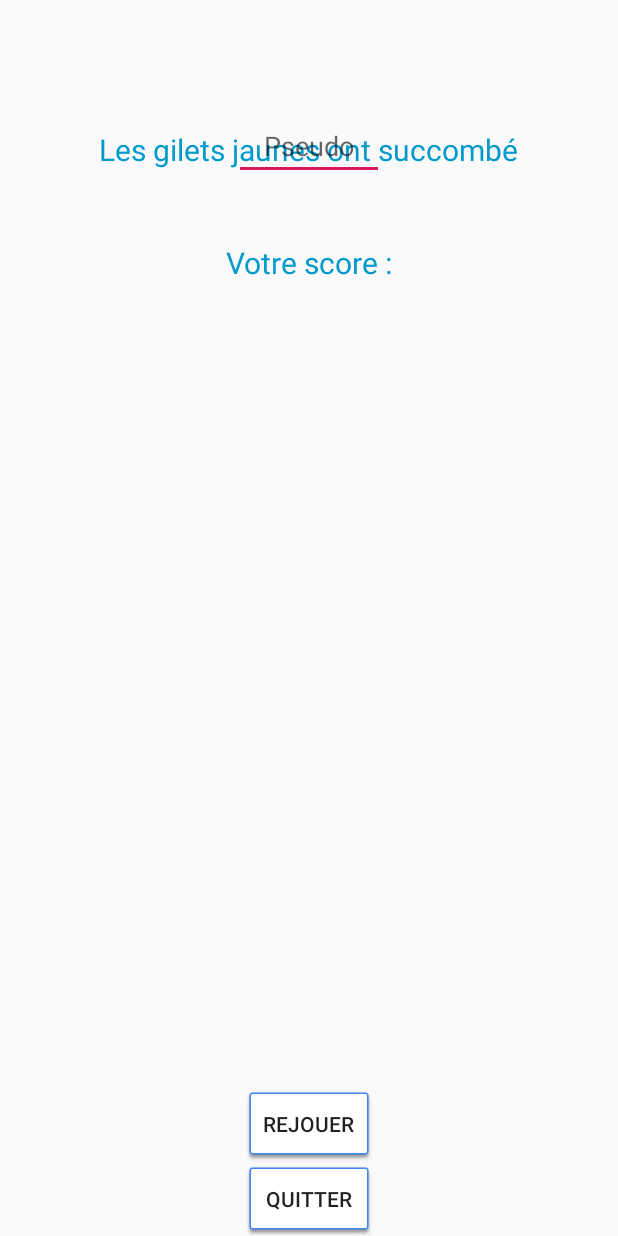
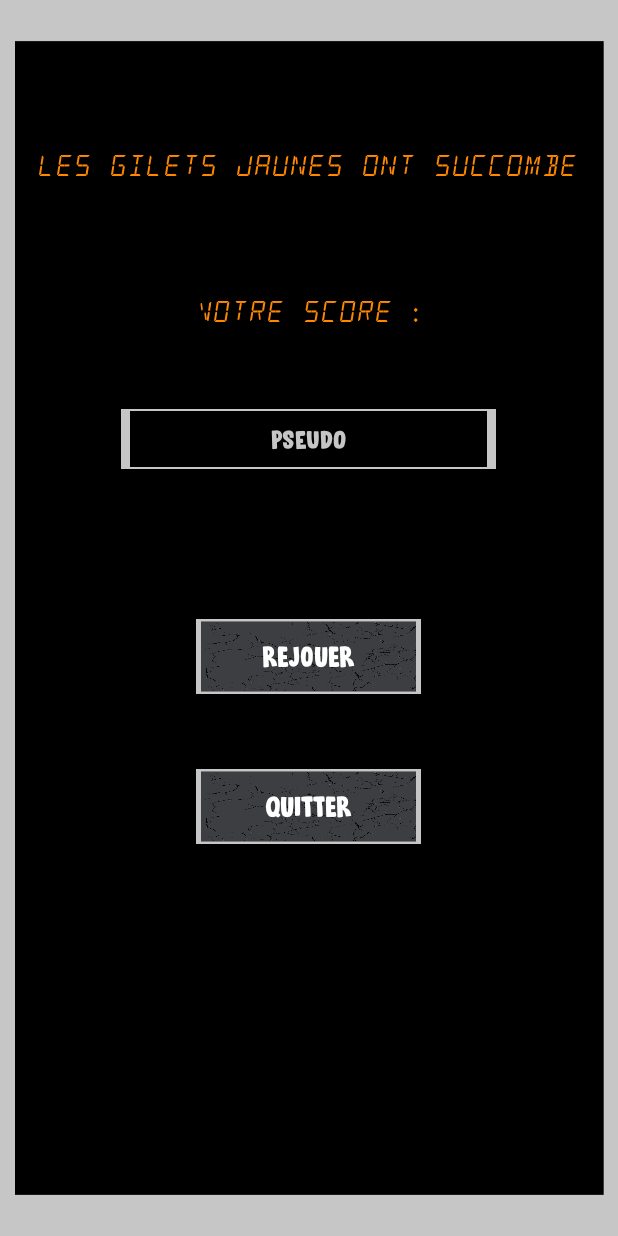
Before and after one commit to tanguybro/snakegj, an Android app: the layout popup_fin_partie.xml on its own in the app's theme, with its tools: preview values and no code run, on a phone screen of 412 x 824 dp. Run offline under Robolectric (Android 15) with nearby library versions, the phone set to English and light mode, and no system bars.

Commit message:
design popup

```diff
--- a/SnakeGJ/app/src/main/res/layout/popup_fin_partie.xml
+++ b/SnakeGJ/app/src/main/res/layout/popup_fin_partie.xml
@@ -1,63 +1,74 @@
 <?xml version="1.0" encoding="utf-8"?>
-<FrameLayout xmlns:android="http://schemas.android.com/apk/res/android"
+<RelativeLayout xmlns:android="http://schemas.android.com/apk/res/android"
     xmlns:tools="http://schemas.android.com/tools"
     android:layout_width="match_parent"
     android:layout_height="match_parent"
-    android:orientation="horizontal"
+    android:background="@drawable/tableau"
     tools:context=".popup.PopupFinPartie">
 
-    <FrameLayout
-        android:layout_width="match_parent"
-        android:layout_height="200dp">
-
         <TextView
+            android:id="@+id/descFinPart"
             android:layout_width="wrap_content"
-            android:layout_height="50dp"
+            android:layout_height="wrap_content"
+            android:layout_marginTop="100dp"
             android:text="@string/les_gilets_jaunes_ont_succomb"
             android:textSize="20sp"
-            android:gravity="center"
-            android:layout_gravity="center"
-            android:textColor="@android:color/holo_blue_dark" />
+            android:layout_centerHorizontal="true"
+            android:fontFamily="@font/alarm_clock"
+            android:textColor="@android:color/holo_orange_dark" />
 
         <TextView
             android:id="@+id/scoreFinal"
             android:layout_width="150dp"
             android:layout_height="50dp"
+            android:layout_centerHorizontal="true"
             android:text="@string/votre_score"
             android:textSize="20sp"
-            android:textColor="@android:color/holo_blue_dark"
-            android:layout_gravity="center"
-            android:gravity="center"
+            android:layout_below="@id/descFinPart"
+            android:fontFamily="@font/alarm_clock"
+            android:textColor="@android:color/holo_orange_dark"
             android:layout_marginTop="75dp"/>
 
         <EditText
             android:id="@+id/chpPseudo"
-            android:layout_width="100dp"
+            android:layout_width="250dp"
             android:layout_height="40dp"
+            android:layout_marginTop="25dp"
+            android:layout_below="@id/scoreFinal"
             android:gravity="center"
-            android:layout_gravity="center"
+            android:layout_centerHorizontal="true"
             android:hint="@string/pseudo"
+            android:textColorHint="@color/grisClair"
             android:inputType="text"
             android:textSize="18sp"
-            android:textColor="@android:color/black" />
-
-    </FrameLayout>
+            android:textColor="@android:color/white"
+            android:fontFamily="@font/bloomer_demo"
+            android:background="@drawable/tableau"/>
 
     <Button
         android:id="@+id/btnRejouer"
-        android:layout_width="wrap_content"
+        android:layout_width="150dp"
         android:layout_height="50dp"
         android:text="@string/rejouer"
-        android:layout_gravity="center_horizontal|bottom"
-        android:layout_marginBottom="50dp"
-        android:background="@drawable/common_google_signin_btn_icon_dark_normal_background"/>
+        android:textColor="@android:color/white"
+        android:textSize="20sp"
+        android:fontFamily="@font/bloomer_demo"
+        android:layout_below="@id/chpPseudo"
+        android:layout_centerHorizontal="true"
+        android:layout_marginTop="100dp"
+        android:background="@drawable/design_button"/>
 
     <Button
         android:id="@+id/btnQuitter"
-        android:layout_width="wrap_content"
+        android:layout_width="150dp"
         android:layout_height="50dp"
+        android:layout_centerHorizontal="true"
+        android:layout_below="@id/btnRejouer"
+        android:layout_marginTop="50dp"
         android:text="@string/quitter"
-        android:layout_gravity="center_horizontal|bottom"
-        android:background="@drawable/common_google_signin_btn_icon_dark_normal_background"/>
+        android:textColor="@android:color/white"
+        android:textSize="20sp"
+        android:fontFamily="@font/bloomer_demo"
+        android:background="@drawable/design_button"/>
 
-</FrameLayout>
+</RelativeLayout>
--- a/SnakeGJ/app/src/main/res/values/strings.xml
+++ b/SnakeGJ/app/src/main/res/values/strings.xml
@@ -6,10 +6,10 @@
     <string name="score">Score : 0</string>
     <string name="title_activity_classement">Classement</string>
     <string name="meilleurScore">Meilleur Score</string>
-    <string name="les_gilets_jaunes_ont_succomb">Les gilets jaunes ont succombé</string>
-    <string name="votre_score">Votre score :</string>
+    <string name="les_gilets_jaunes_ont_succomb">LES GILETS JAUNES ONT SUCCOMBE</string>
+    <string name="votre_score">VOTRE SCORE :</string>
     <string name="pseudo">Pseudo</string>
-    <string name="pause">Pause</string>
+    <string name="pause">PAUSE</string>
     <string name="quitter">Quitter</string>
     <string name="reprendre">Reprendre</string>
     <string name="rejouer">Rejouer</string>
```
Also changed, not shown: SnakeGJ/app/src/main/res/layout/popup_pause.xml (+35 -18 lines).
